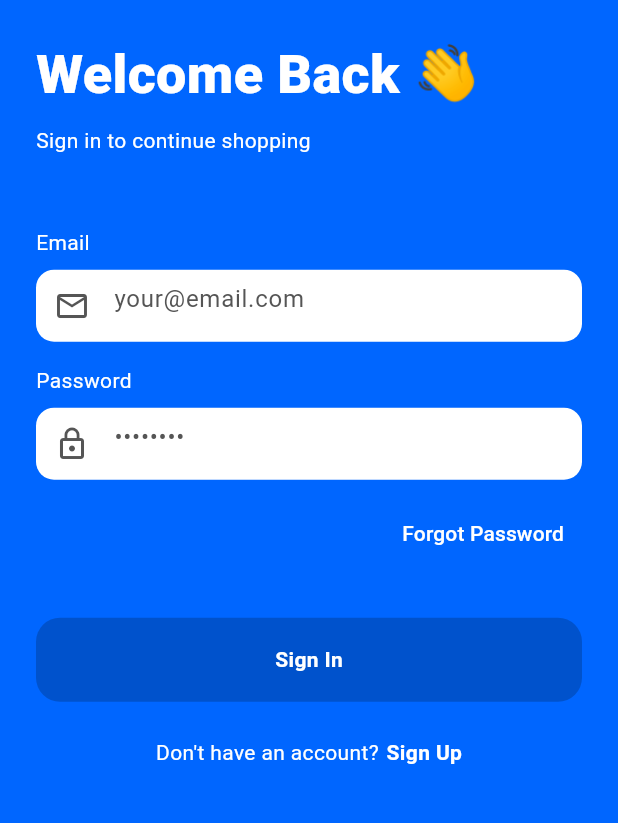
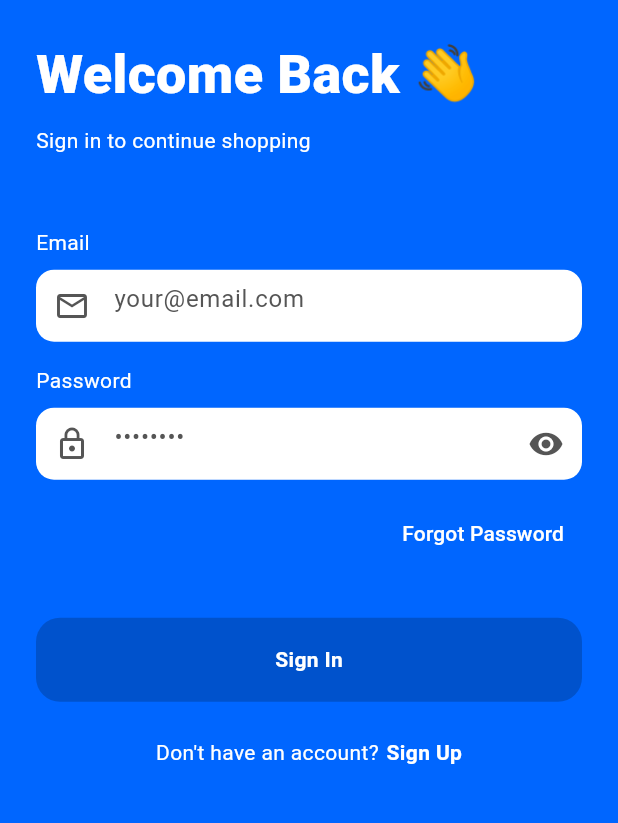
Before and after one commit to MohammedAshraf772/Nike_sneaker_store, a Flutter app: the screen it shows after launch, after a tap on "Skip", on a phone screen of 412 x 824 dp, the part 178-1001 px from its top. Run offline on Flutter 3.47's test engine with Material 3 defaults, Android fonts, the phone set to English and light mode, and no system bars; our stand-ins replace cloud_firestore, equatable, firebase_auth, firebase_core, flutter_bloc, go_router and 4 more; missing offline and left inert: google_mlkit_text_recognition; accounts and stored records are empty; network calls fail.

Commit message:
Fix invisible password-visibility toggle icon (white-on-white bug)

```diff
--- a/lib/features/auth/core/screens/login_screen.dart
+++ b/lib/features/auth/core/screens/login_screen.dart
@@ -131,7 +131,7 @@ class _LoginViewState extends State<_LoginView> {
         onTap: () => setState(() => _obscurePassword = !_obscurePassword),
         child: Icon(
           _obscurePassword ? Icons.visibility : Icons.visibility_off,
-          color: AppColors.white,
+          color: AppColors.textHint,
         ),
       ),
     );
```
